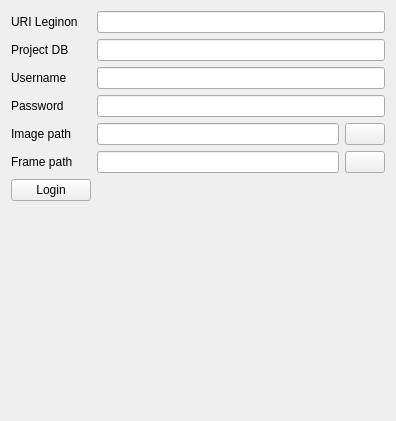
Before: the Qt Designer form arachnid/core/gui/pyui/LeginonUI.ui in ezralanglois/arachnid, drawn with Qt 5.
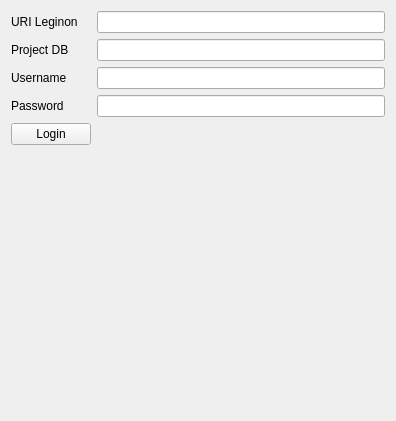
After: the same form once the commit is applied. The open tabs and pages were chosen to show the change. Icons and pictures are not drawn.

Commit message: Update gui - fixed bugs - reorganized code - up to manual settings

The edit to the form file:
```diff
--- a/arachnid/core/gui/pyui/LeginonUI.ui
+++ b/arachnid/core/gui/pyui/LeginonUI.ui
@@ -38,11 +38,8 @@
           </property>
           <item>
            <widget class="QWidget" name="widget_2" native="true">
-            <layout class="QFormLayout" name="formLayout_2">
-             <property name="bottomMargin">
-              <number>24</number>
-             </property>
-             <item row="0" column="0">
+            <layout class="QVBoxLayout" name="verticalLayout_4">
+             <item>
               <widget class="QLabel" name="label">
                <property name="font">
                 <font>
@@ -58,11 +55,48 @@
                </property>
               </widget>
              </item>
-             <item row="1" column="0">
-              <widget class="QPushButton" name="changeUserPushButton">
-               <property name="text">
-                <string>Change User...</string>
-               </property>
+             <item>
+              <widget class="QWidget" name="widget_3" native="true">
+               <layout class="QGridLayout" name="gridLayout_2">
+                <item row="1" column="0">
+                 <widget class="QLabel" name="label_6">
+                  <property name="text">
+                   <string>Show last</string>
+                  </property>
+                 </widget>
+                </item>
+                <item row="1" column="1">
+                 <widget class="QSpinBox" name="entryLimitSpinBox">
+                  <property name="minimum">
+                   <number>1</number>
+                  </property>
+                  <property name="maximum">
+                   <number>100000</number>
+                  </property>
+                 </widget>
+                </item>
+                <item row="1" column="2">
+                 <widget class="QToolButton" name="reloadTableToolButton">
+                  <property name="toolTip">
+                   <string>Reload the table from the database</string>
+                  </property>
+                  <property name="text">
+                   <string>...</string>
+                  </property>
+                  <property name="icon">
+                   <iconset resource="../icons/icons.qrc">
+                    <normaloff>:/mini/mini/arrow_refresh.png</normaloff>:/mini/mini/arrow_refresh.png</iconset>
+                  </property>
+                 </widget>
+                </item>
+                <item row="0" column="1">
+                 <widget class="QPushButton" name="changeUserPushButton">
+                  <property name="text">
+                   <string>Change User...</string>
+                  </property>
+                 </widget>
+                </item>
+               </layout>
               </widget>
              </item>
             </layout>
@@ -150,7 +184,7 @@
             </property>
            </widget>
           </item>
-          <item row="11" column="1">
+          <item row="9" column="1">
            <spacer name="verticalSpacer">
             <property name="orientation">
              <enum>Qt::Vertical</enum>
@@ -163,73 +197,13 @@
             </property>
            </spacer>
           </item>
-          <item row="10" column="0">
+          <item row="8" column="0">
            <widget class="QPushButton" name="loginPushButton">
             <property name="text">
              <string>Login</string>
             </property>
            </widget>
           </item>
-          <item row="7" column="1">
-           <widget class="QWidget" name="widget_3" native="true">
-            <layout class="QHBoxLayout" name="horizontalLayout">
-             <property name="margin">
-              <number>0</number>
-             </property>
-             <item>
-              <widget class="QLineEdit" name="imagesPathLineEdit"/>
-             </item>
-             <item>
-              <widget class="QPushButton" name="imagesPathPushButton">
-               <property name="text">
-                <string/>
-               </property>
-               <property name="icon">
-                <iconset resource="../icons/icons.qrc">
-                 <normaloff>:/mini/mini/folder.png</normaloff>:/mini/mini/folder.png</iconset>
-               </property>
-              </widget>
-             </item>
-            </layout>
-           </widget>
-          </item>
-          <item row="7" column="0">
-           <widget class="QLabel" name="label_6">
-            <property name="text">
-             <string>Image path</string>
-            </property>
-           </widget>
-          </item>
-          <item row="8" column="1">
-           <widget class="QWidget" name="widget_4" native="true">
-            <layout class="QHBoxLayout" name="horizontalLayout_2">
-             <property name="margin">
-              <number>0</number>
-             </property>
-             <item>
-              <widget class="QLineEdit" name="framesPathLineEdit"/>
-             </item>
-             <item>
-              <widget class="QPushButton" name="framesPathPushButton">
-               <property name="text">
-                <string/>
-               </property>
-               <property name="icon">
-                <iconset resource="../icons/icons.qrc">
-                 <normaloff>:/mini/mini/folder.png</normaloff>:/mini/mini/folder.png</iconset>
-               </property>
-              </widget>
-             </item>
-            </layout>
-           </widget>
-          </item>
-          <item row="8" column="0">
-           <widget class="QLabel" name="label_7">
-            <property name="text">
-             <string>Frame path</string>
-            </property>
-           </widget>
-          </item>
          </layout>
         </widget>
        </widget>
```
The commit also changes 7 other files.
